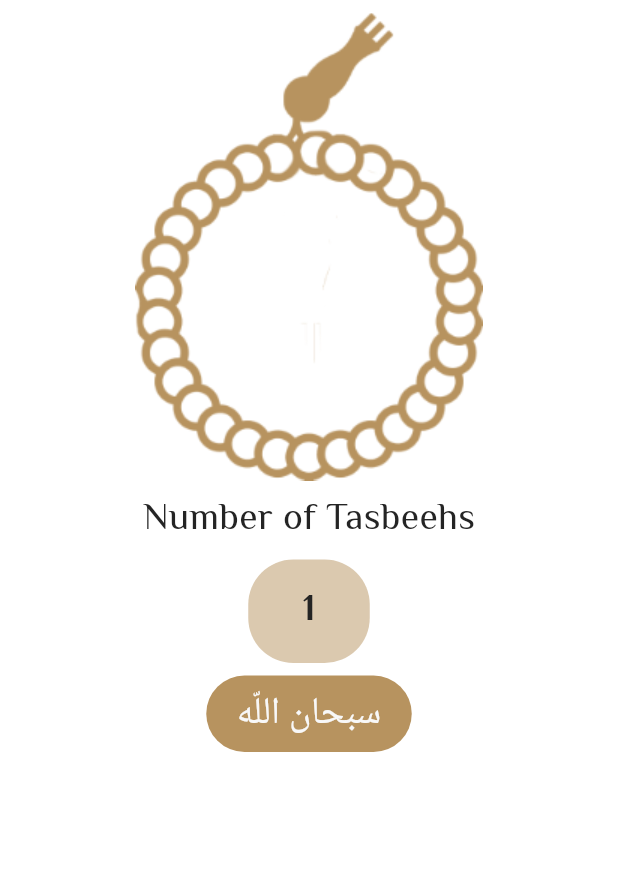
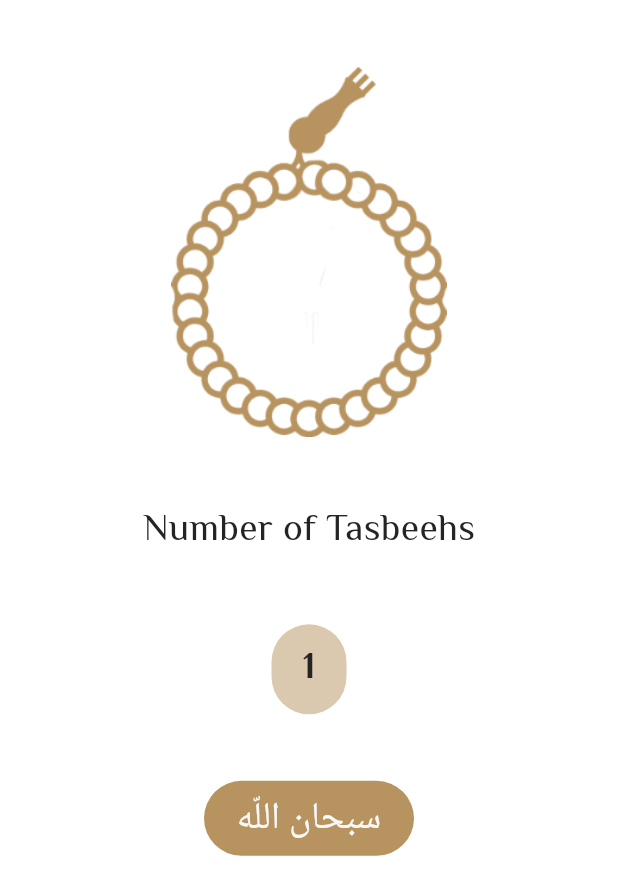
Before and after one commit to Eng0F4res/Islami, a Flutter app: the SebhaTab widget shown alone on an empty page, opened directly, after a tap on "سبحان اللّه", on a phone screen of 412 x 824 dp. Shown: the top 895 px of the screen. Run offline on Flutter 3.47's test engine with Material 3 defaults, Android fonts, the phone set to English and light mode, and no system bars; our stand-ins replace google_fonts, just_audio; generated files the repository leaves out were written again; Roboto replaces fonts that are missing (Amiri); project files that could hold a hidden picture were left out.

Commit message:
Fixed radio + sebha
Radio 100% done

```diff
--- a/lib/Tabs/Sebha_tab.dart
+++ b/lib/Tabs/Sebha_tab.dart
@@ -17,15 +17,17 @@ class _SebhaTabState extends State<SebhaTab> {
   Widget build(BuildContext context) {
     var pro = Provider.of<MyProvider>(context);
     bool isDark = pro.modeApp == ThemeMode.dark;
-    return Row(
-      mainAxisAlignment: MainAxisAlignment.center,
-      children: [
-        SizedBox(
-          height: 668,
+    double screenHeight = MediaQuery.of(context).size.height;
+    double screenWidth = MediaQuery.of(context).size.width;
+
+    return Center(
       child: Column(
         mainAxisAlignment: MainAxisAlignment.spaceEvenly,
         children: [
-              Image.asset(pro.changeSebha()),
+          Image.asset(
+            pro.changeSebha(),
+            height: screenHeight * 0.3,
+          ),
           Text(
             AppLocalizations.of(context)!.tsbeh,
             style: TextStyle(
@@ -35,14 +37,13 @@ class _SebhaTabState extends State<SebhaTab> {
           Container(
             decoration: BoxDecoration(
               color: isDark ? MyThemeData.Scblue : MyThemeData.Scbage,
-                  border: Border.all(color: Colors.transparent, width: 0),
               borderRadius: BorderRadius.circular(30),
             ),
-                height: 69,
-                width: 81,
+            height: 60,
+            width: 50,
             alignment: Alignment.center,
             child: Text(
-                  '${count%33+0}',
+              '${count % 33 + 0}',
               style: Theme.of(context).textTheme.bodyMedium?.copyWith(
                 fontWeight: FontWeight.bold,
                 color: isDark ? MyThemeData.Cwhite : MyThemeData.Cblack,
@@ -51,25 +52,18 @@ class _SebhaTabState extends State<SebhaTab> {
           ),
           InkWell(
             onTap: () {
-                  if (count >= 99) {
               setState(() {
-                      count = 0; // Reset here after reaching 99
+                count = (count >= 99) ? 0 : count + 1;
               });
-                  } else {
-                    setState(() {
-                      count++;
-                    });
-                  }
             },
             child: Container(
               decoration: BoxDecoration(
                 color: isDark ? MyThemeData.Cyellow : MyThemeData.Cbage,
-                    border: Border.all(color: Colors.transparent, width: 0),
                 borderRadius: BorderRadius.circular(50),
               ),
               alignment: Alignment.center,
-                  width: 137,
-                  height: 51,
+              width: 140,
+              height: 50,
               child: Text(
                 tsbeh(),
                 style: GoogleFonts.amiri(
@@ -95,11 +89,9 @@ class _SebhaTabState extends State<SebhaTab> {
               ),
             )
           else
-                SizedBox(height: 150,width: 331.2),
+            SizedBox(height: screenHeight * 0.2),
         ],
       ),
-        ),
-      ],
     );
   }
   String tsbeh() {
--- a/lib/l10n/app_ar.arb
+++ b/lib/l10n/app_ar.arb
@@ -12,5 +12,9 @@
   "quran": "القرآن",
   "sbha": "التسبيح",
   "radio": "الراديو",
-  "tsbeh": "عدد التسبيحات"
+  "tsbeh": "عدد التسبيحات",
+  "radio0eg": "إذاعة مصر لقرآن الكريم",
+  "radio0ux": "إذاعة أوزبكستان للقرآن الكريم",
+  "radio0om": "إذاعة عمان للقرآن الكريم",
+  "radio0uae": "إذاعة الإمارات للقرآن الكريم"
 }
--- a/lib/l10n/app_en.arb
+++ b/lib/l10n/app_en.arb
@@ -12,5 +12,9 @@
   "quran": "Quran",
   "sbha": "Tsbeh",
   "radio": "Radio",
-  "tsbeh": "Number of Tasbeehs"
+  "tsbeh": "Number of Tasbeehs",
+  "radio0eg": "Qur'an Radio - Egypt",
+  "radio0ux": "Qur'an Radio - Uzbekistan",
+  "radio0om": "Qur'an Radio - Oman",
+  "radio0uae": "Qur'an Radio - UAE"
 }
```
Also changed, not shown: lib/Tabs/Radio_tab.dart (+24 -33 lines). Lines whose indentation alone changed are shown as unchanged.
